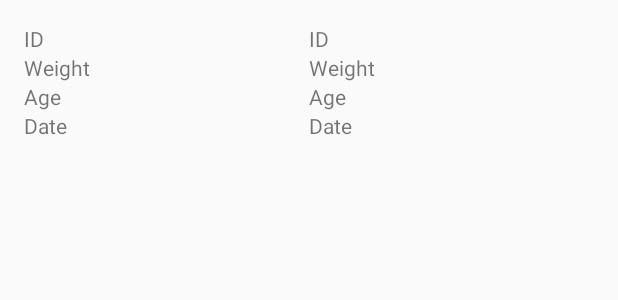
After one commit to miten96/Assign1, an Android app: the layout mylist.xml on its own in the app's theme, with its tools: preview values and no code run, on a phone screen of 412 x 824 dp. The commit adds this screen. Shown: the top 300 px of the screen. Run offline under Robolectric (Android 15) with nearby library versions, the phone set to English and light mode, and no system bars.

Commit message:
secnd commit

```diff
--- a/app/build.gradle
+++ b/app/build.gradle
@@ -27,4 +27,6 @@ dependencies {
     testImplementation 'junit:junit:4.12'
     androidTestImplementation 'com.android.support.test:runner:1.0.2'
     androidTestImplementation 'com.android.support.test.espresso:espresso-core:3.0.2'
+
+    implementation 'com.orhanobut:logger:2.2.0'
 }
--- /dev/null
+++ b/app/src/main/java/com/example/assign1/Constan.java
@@ -0,0 +1,6 @@
+package com.example.assign1;
+
+public class Constan {
+
+    public static int actualposition = 0;
+}
--- a/app/src/main/java/com/example/assign1/MainActivity.java
+++ b/app/src/main/java/com/example/assign1/MainActivity.java
@@ -37,12 +37,7 @@ public class MainActivity extends AppCompatActivity {
 
     @Override
     public boolean onOptionsItemSelected(MenuItem item) {
-        // Handle action bar item clicks here. The action bar will
-        // automatically handle clicks on the Home/Up button, so long
-        // as you specify a parent activity in AndroidManifest.xml.
         int id = item.getItemId();
-
-        //noinspection SimplifiableIfStatement
         if (id == R.id.action_settings) {
             return true;
         }
--- /dev/null
+++ b/app/src/main/res/layout/mylist.xml
@@ -0,0 +1,90 @@
+<?xml version="1.0" encoding="utf-8"?>
+<LinearLayout xmlns:android="http://schemas.android.com/apk/res/android"
+    android:layout_width="match_parent"
+    android:layout_height="match_parent"
+    android:padding="16dp"
+    android:orientation="vertical">
+
+
+    <LinearLayout
+        android:layout_width="match_parent"
+        android:layout_height="wrap_content"
+        android:orientation="horizontal"
+        android:weightSum="2">
+
+        <TextView
+            android:layout_width="0dp"
+            android:layout_height="wrap_content"
+            android:layout_weight="1"
+            android:text="ID" />
+
+        <TextView
+            android:id="@+id/tvid"
+            android:layout_width="0dp"
+            android:layout_height="wrap_content"
+            android:layout_weight="1"
+            android:text="ID" />
+    </LinearLayout>
+
+
+    <LinearLayout
+        android:layout_width="match_parent"
+        android:layout_height="wrap_content"
+        android:orientation="horizontal"
+        android:weightSum="2">
+
+        <TextView
+            android:layout_width="0dp"
+            android:layout_height="wrap_content"
+            android:layout_weight="1"
+            android:text="Weight" />
+
+        <TextView
+            android:id="@+id/tvweight"
+            android:layout_width="0dp"
+            android:layout_height="wrap_content"
+            android:layout_weight="1"
+            android:text="Weight" />
+    </LinearLayout>
+
+
+    <LinearLayout
+        android:layout_width="match_parent"
+        android:layout_height="wrap_content"
+        android:orientation="horizontal"
+        android:weightSum="2">
+
+        <TextView
+            android:layout_width="0dp"
+            android:layout_height="wrap_content"
+            android:layout_weight="1"
+            android:text="Age" />
+
+        <TextView
+            android:id="@+id/tvage"
+            android:layout_width="0dp"
+            android:layout_height="wrap_content"
+            android:layout_weight="1"
+            android:text="Age" />
+    </LinearLayout>
+    <LinearLayout
+        android:layout_width="match_parent"
+        android:layout_height="wrap_content"
+        android:orientation="horizontal"
+        android:weightSum="2">
+
+        <TextView
+            android:layout_width="0dp"
+            android:layout_height="wrap_content"
+            android:layout_weight="1"
+            android:text="Date" />
+
+        <TextView
+            android:id="@+id/tvdate"
+            android:layout_width="0dp"
+            android:layout_height="wrap_content"
+            android:layout_weight="1"
+            android:text="Date" />
+    </LinearLayout>
+
+</LinearLayout>
```
Also changed, not shown: app/src/main/java/com/example/assign1/Adapter/RecordAdapter.java (added, +68 -0 lines), app/src/main/java/com/example/assign1/CowFragment.java (+77 -2 lines), app/src/main/java/com/example/assign1/DataBase/Config.java (added, +20 -0 lines), app/src/main/java/com/example/assign1/DataBase/DatabaseHelper.java (added, +62 -0 lines), app/src/main/java/com/example/assign1/DataBase/DatabaseQueryClass.java (added, +210 -0 lines), app/src/main/java/com/example/assign1/Model/Record.java (added, +69 -0 lines), app/src/main/res/layout/fragment_cow.xml (+15 -0 lines), 1798 other files.
